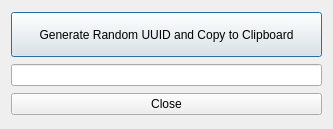
This is tools/UuidGenerator/mainwindow.ui in LibrePCB/LibrePCB as Qt 5 draws it before an edit. The edited form follows.
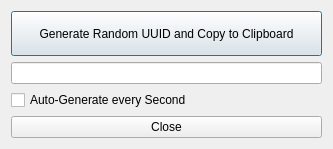
This is the edited form.

Commit message: updated tool UuidGenerator

```diff
--- a/tools/UuidGenerator/mainwindow.ui
+++ b/tools/UuidGenerator/mainwindow.ui
@@ -46,6 +46,13 @@
     <item>
      <widget class="QLineEdit" name="lineEdit"/>
     </item>
+    <item>
+     <widget class="QCheckBox" name="checkBox">
+      <property name="text">
+       <string>Auto-Generate every Second</string>
+      </property>
+     </widget>
+    </item>
     <item>
      <widget class="QPushButton" name="pushButton_2">
       <property name="text">
```
The commit also changes 2 other files.
